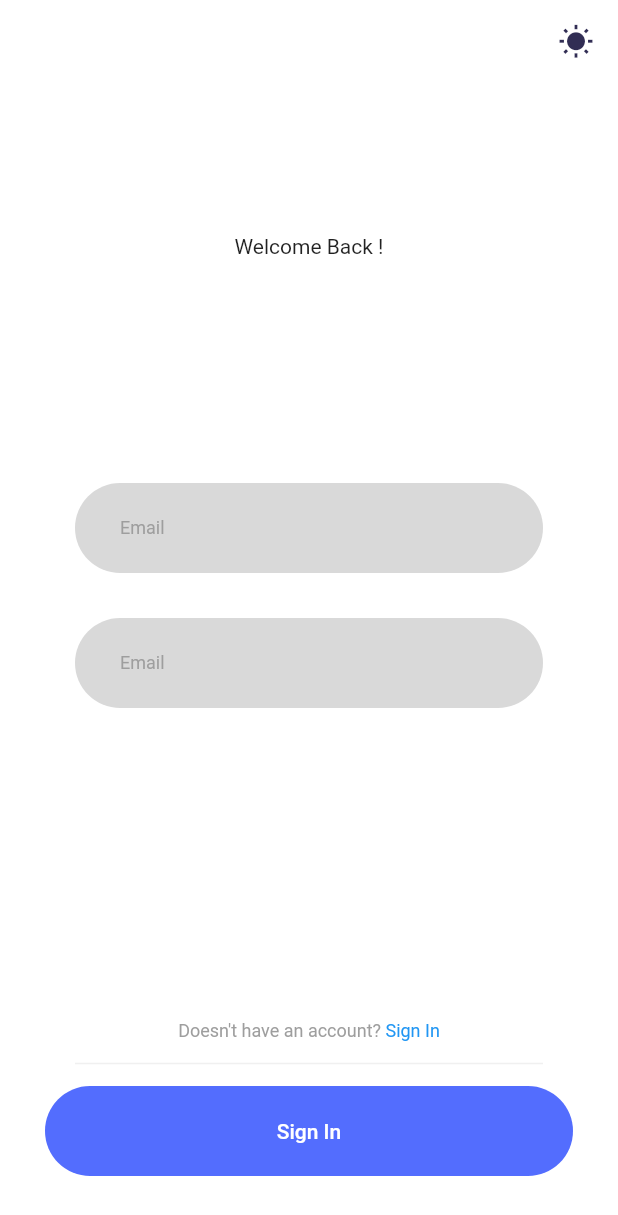
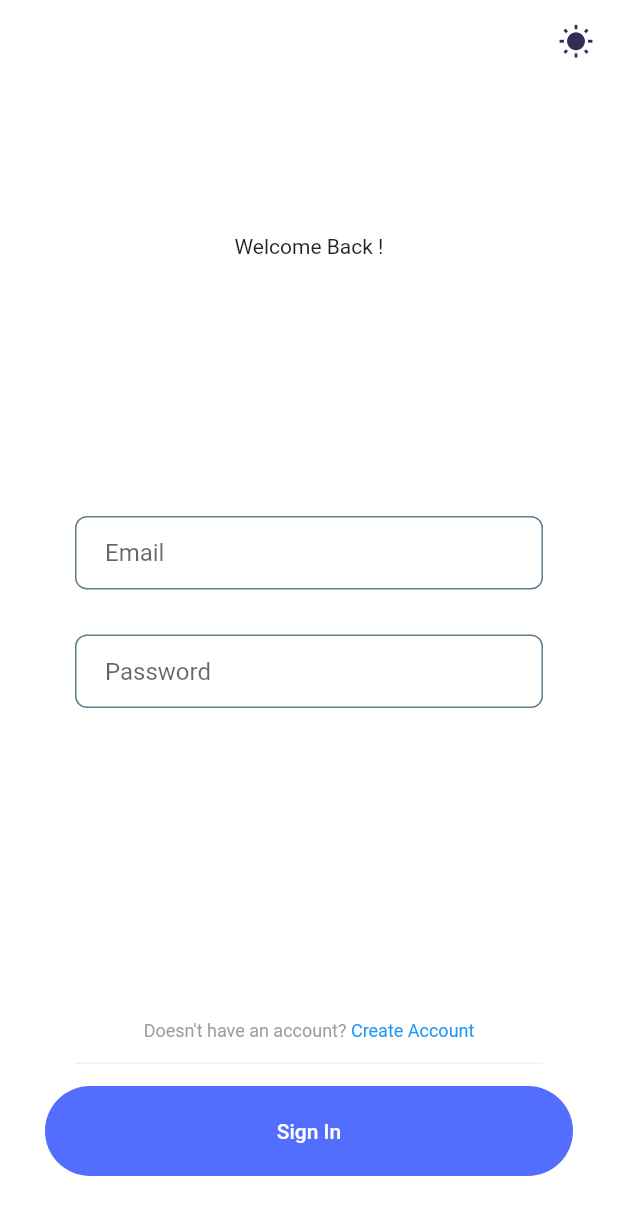
Before and after one commit to MaironLucas/flutter_task_list, a Flutter app: the screen it shows after launch, on a phone screen of 412 x 824 dp. Shown: the top 1215 px of the screen. Run offline on Flutter 3.47's test engine with Material 2 defaults, Android fonts, the phone set to English and light mode, and no system bars; our stand-ins replace rxdart; accounts and stored records are empty.

Commit message:
sign_in validation partially complete

```diff
--- /dev/null
+++ b/lib/data/dummy_state_handler.dart
@@ -0,0 +1,7 @@
+import 'package:flutter/cupertino.dart';
+import 'package:flutter_task_list/data/model/user.dart';
+
+class DummyStateHandler with ChangeNotifier {
+  User? _loggedUser;
+  List<User> users = [];
+}
--- /dev/null
+++ b/lib/data/model/user.dart
@@ -0,0 +1,9 @@
+class User {
+  User({
+    required this.name,
+    required this.email,
+  });
+
+  final String name;
+  final String email;
+}
--- /dev/null
+++ b/lib/main_container_screen.dart
@@ -0,0 +1,13 @@
+import 'package:flutter/material.dart';
+import 'package:flutter_task_list/data/dummy_state_handler.dart';
+import 'package:provider/provider.dart';
+
+class MainContainerScreen extends StatelessWidget {
+  const MainContainerScreen({Key? key}) : super(key: key);
+
+  @override
+  Widget build(BuildContext context) => ChangeNotifierProvider(
+        create: (_) => DummyStateHandler(),
+        child: null,
+      );
+}
--- a/lib/views/common/tsl_form_field.dart
+++ b/lib/views/common/tsl_form_field.dart
@@ -2,7 +2,7 @@ import 'package:flutter/material.dart';
 import 'package:flutter_task_list/views/common/view_utils.dart';
 
 class TslFormField extends StatelessWidget {
-  TslFormField({
+  const TslFormField({
     required this.hintText,
     required this.textController,
     required this.onChanged,
@@ -21,17 +21,63 @@ class TslFormField extends StatelessWidget {
       stream: statusStream,
       builder: (context, snapshot) {
         final status = snapshot.data;
-        print(status);
+
+        String? errorText =
+            (status == InputStatus.invalid || status == InputStatus.empty)
+                ? ''
+                : null;
+
         return TextFormField(
-          style: TextStyle(fontSize: 12),
-          cursorColor: Color.fromRGBO(49, 45, 84, 1),
+          cursorColor: const Color.fromRGBO(49, 45, 84, 1),
           controller: textController,
           onChanged: onChanged,
-          decoration: InputDecoration.collapsed(
-            hintText: 'Email',
-            hintStyle: TextStyle(
+          decoration: InputDecoration(
+            errorText: errorText,
+            errorStyle: const TextStyle(
               fontSize: 12,
-              color: Colors.grey,
+              color: Colors.red,
+            ),
+            hintText: hintText,
+            contentPadding: const EdgeInsets.only(
+              left: 20,
+              top: 15,
+              bottom: 15,
+            ),
+            enabledBorder: const OutlineInputBorder(
+              borderRadius: BorderRadius.all(
+                Radius.circular(8),
+              ),
+              borderSide: BorderSide(
+                color: Colors.blueGrey,
+                width: 1.0,
+              ),
+            ),
+            focusedBorder: const OutlineInputBorder(
+              borderRadius: BorderRadius.all(
+                Radius.circular(8),
+              ),
+              borderSide: BorderSide(
+                color: Colors.blue,
+                width: 1.0,
+              ),
+            ),
+            errorBorder: const OutlineInputBorder(
+              borderRadius: BorderRadius.all(
+                Radius.circular(8),
+              ),
+              borderSide: BorderSide(
+                color: Colors.red,
+                width: 1.0,
+              ),
+            ),
+            focusedErrorBorder: const OutlineInputBorder(
+              borderRadius: BorderRadius.all(
+                Radius.circular(8),
+              ),
+              borderSide: BorderSide(
+                color: Colors.red,
+                width: 1.0,
+              ),
             ),
           ),
         );
--- a/lib/views/sign_in/sign_in_bloc.dart
+++ b/lib/views/sign_in/sign_in_bloc.dart
@@ -44,14 +44,11 @@ class SignInBloc with SubscriptionHolder {
   final _onSubmitButtonClickSubject = BehaviorSubject<void>();
   Sink<void> get onSubmitButtonClick => _onSubmitButtonClickSubject.sink;
 
-  final _onEmailFocusLostSubject = BehaviorSubject<void>();
-  Sink<void> get onEmailFocusLost => _onEmailFocusLostSubject.sink;
-
-  final _onPasswordFocusLostSubject = BehaviorSubject<void>();
-  Sink<void> get onPasswordFocusLost => _onPasswordFocusLostSubject.sink;
-
   final _onSignInActionSubject = PublishSubject<SignInAction>();
   Stream<SignInAction> get onSignInAction => _onSignInActionSubject.stream;
+
+  final _onSubmitStatusSubject = PublishSubject<SubmitStatus>();
+  Stream<SubmitStatus> get onSubmitStatus => _onSubmitStatusSubject.stream;
 
   Stream<InputStatus> _validateEmail(String? email) async* {
     yield _userRepository.validateEmail(email);
@@ -64,9 +61,10 @@ class SignInBloc with SubscriptionHolder {
   Stream<SignInAction> _submitSignIn() async* {
     try {
       _userRepository.signInUser(_emailValue!, _passwordValue!);
+      _onSubmitStatusSubject.add(SubmitStatus.valid);
       yield SignInSuccessAction();
     } catch (e) {
-      yield SignInErrorAction();
+      _onSubmitStatusSubject.add(SubmitStatus.wrongCredentials);
     }
   }
 
@@ -76,7 +74,5 @@ class SignInBloc with SubscriptionHolder {
     _onPasswordValueChangedSubject.close();
     _onEmailValueChangedSubject.close();
     _onSubmitButtonClickSubject.close();
-    _onEmailFocusLostSubject.close();
-    _onPasswordFocusLostSubject.close();
   }
 }
--- a/lib/views/sign_in/sign_in_models.dart
+++ b/lib/views/sign_in/sign_in_models.dart
@@ -1,23 +1,13 @@
-abstract class SignInState{}
+abstract class SignInAction {}
 
-class SignInSuccess implements SignInState{}
+class SignInSuccessAction extends SignInAction {}
 
-class SignInError implements SignInState{}
+abstract class ButtonState {}
 
-class SignInLoading implements SignInState{}
+class ButtonLoading implements ButtonState {}
 
+class ButtonActive implements ButtonState {}
 
-abstract class SignInAction{}
+class ButtonInactive implements ButtonState {}
 
-class SignInSuccessAction extends SignInAction{}
-
-class SignInErrorAction extends SignInAction {}
-
-
-abstract class ButtonState{}
-
-class ButtonLoading implements ButtonState{}
-
-class ButtonActive implements ButtonState{}
-
-class ButtonInactive implements ButtonState{}
+enum SubmitStatus { valid, wrongCredentials }
--- a/lib/views/sign_in/sign_in_view.dart
+++ b/lib/views/sign_in/sign_in_view.dart
@@ -27,9 +27,8 @@ class _SignInPageState extends State<SignInPage> {
           elevation: 0,
           title: Row(
             mainAxisAlignment: MainAxisAlignment.end,
-            // ignore: prefer_const_literals_to_create_immutables
-            children: [
-              const Icon(
+            children: const [
+              Icon(
                 Icons.wb_sunny,
                 color: Color.fromRGBO(49, 45, 84, 1),
               ),
--- a/lib/views/sign_in/sign_in_widget.dart
+++ b/lib/views/sign_in/sign_in_widget.dart
@@ -22,6 +22,8 @@ class _SignInWidgetState extends State<SignInWidget> {
   final _emailController = TextEditingController();
   final _passwordController = TextEditingController();
 
+  final _loginFormKey = GlobalKey<FormState>();
+
   SignInBloc get bloc => widget.bloc;
 
   @override
@@ -31,7 +33,7 @@ class _SignInWidgetState extends State<SignInWidget> {
       onReceived: (action) {
         if (action is SignInSuccessAction) {
           //! rota para home
-        } else if (action is SignInErrorAction) {}
+        }
       },
       child: Container(
         color: Colors.white,
@@ -47,56 +49,48 @@ class _SignInWidgetState extends State<SignInWidget> {
                   ),
                 ),
               ),
+              StreamBuilder<SubmitStatus>(
+                  stream: bloc.onSubmitStatus,
+                  builder: (context, snapshot) {
+                    final submitStatus = snapshot.data;
+                    if (submitStatus == SubmitStatus.wrongCredentials) {
+                      return const Text(
+                        'Email ou senha inválidos!',
+                        style: TextStyle(
+                          color: Colors.red,
+                        ),
+                      );
+                    }
+                    return Container();
+                  }),
               SizedBox(
                 height: 300,
                 child: Padding(
                   padding: const EdgeInsets.only(left: 20.0, right: 20),
+                  child: Form(
+                    key: _loginFormKey,
                     child: Column(
                       mainAxisAlignment: MainAxisAlignment.end,
                       children: [
-                        Container(
-                          decoration: const BoxDecoration(
-                            borderRadius: BorderRadius.all(Radius.circular(30)),
-                            color: Color.fromRGBO(217, 217, 217, 1),
-                          ),
-                          height: 60,
-                          child: Center(
-                            child: Padding(
-                              padding: const EdgeInsets.only(left: 30.0),
-                              child: TslFormField(
+                        TslFormField(
                           hintText: 'Email',
                           textController: _emailController,
                           onChanged: (email) =>
                               bloc.onEmailValueChanged.add(email),
-                                statusStream:
-                                    bloc.onEmailInputStatusChangedStream,
-                              ),
-                            ),
-                          ),
+                          statusStream: bloc.onEmailInputStatusChangedStream,
                         ),
                         const SizedBox(
                           height: 30,
                         ),
-                        Container(
-                          decoration: const BoxDecoration(
-                            borderRadius: BorderRadius.all(Radius.circular(30)),
-                            color: Color.fromRGBO(217, 217, 217, 1),
-                          ),
-                          height: 60,
-                          child: Center(
-                            child: Padding(
-                              padding: const EdgeInsets.only(left: 30.0),
-                              child: TslFormField(
+                        TslFormField(
                           hintText: 'Password',
                           textController: _passwordController,
                           onChanged: (password) =>
                               bloc.onPasswordValueChanged.add(password),
                           statusStream: bloc.onPasswordInputStatusChanged,
                         ),
+                      ],
                     ),
-                          ),
-                        )
-                      ],
                   ),
                 ),
               ),
@@ -107,19 +101,17 @@ class _SignInWidgetState extends State<SignInWidget> {
                     mainAxisAlignment: MainAxisAlignment.end,
                     children: [
                       Row(
-                          // ignore: prefer_const_literals_to_create_immutables
                         mainAxisAlignment: MainAxisAlignment.center,
-                          // ignore: prefer_const_literals_to_create_immutables
                         children: [
                           const Text("Doesn't have an account? ",
-                                style: TextStyle(
-                                    color: Colors.grey, fontSize: 12)),
+                              style:
+                                  TextStyle(color: Colors.grey, fontSize: 12)),
                           InkWell(
                             onTap: () {
                               widget.changeScreen(false);
                             },
                             child: const Text(
-                                'Sign In',
+                              'Create Account',
                               style:
                                   TextStyle(color: Colors.blue, fontSize: 12),
                             ),
@@ -137,23 +129,27 @@ class _SignInWidgetState extends State<SignInWidget> {
                         children: [
                           Expanded(
                             child: TextButton(
-                                  onPressed: () => {},
+                              onPressed: () =>
+                                  bloc.onSubmitButtonClick.add(null),
                               style: ButtonStyle(
-                                      minimumSize:
-                                          MaterialStateProperty.all<Size>(
+                                  minimumSize: MaterialStateProperty.all<Size>(
                                       const Size(1000, 60)),
                                   shape: MaterialStateProperty.all<
                                       RoundedRectangleBorder>(
                                     RoundedRectangleBorder(
-                                              borderRadius:
-                                                  BorderRadius.circular(50))),
+                                      borderRadius: BorderRadius.circular(50),
+                                    ),
+                                  ),
                                   backgroundColor:
                                       MaterialStateProperty.all<Color>(
                                           Colors.indigoAccent)),
-                                  child: const Text("Sign In",
+                              child: const Text(
+                                "Sign In",
                                 style: TextStyle(
                                   color: Colors.white,
-                                      ))),
+                                ),
+                              ),
+                            ),
                           ),
                         ],
                       ),
@@ -163,7 +159,8 @@ class _SignInWidgetState extends State<SignInWidget> {
               ),
             ],
           ),
-          )),
+        ),
+      ),
     );
   }
 }
--- a/pubspec.yaml
+++ b/pubspec.yaml
@@ -30,6 +30,7 @@ dependencies:
   flutter:
     sdk: flutter
   rxdart: ^0.27.5
+  provider: ^6.0.3
 
 
   # The following adds the Cupertino Icons font to your application.
```
Also changed, not shown: pubspec.lock. Lines whose indentation alone changed are shown as unchanged.
